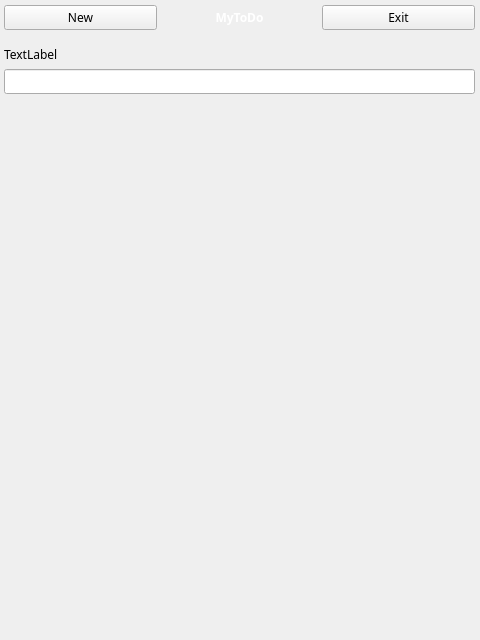
Before: the Qt Designer form src/MyToDo.ui in github1978/BeeTodo, drawn with Qt 5.
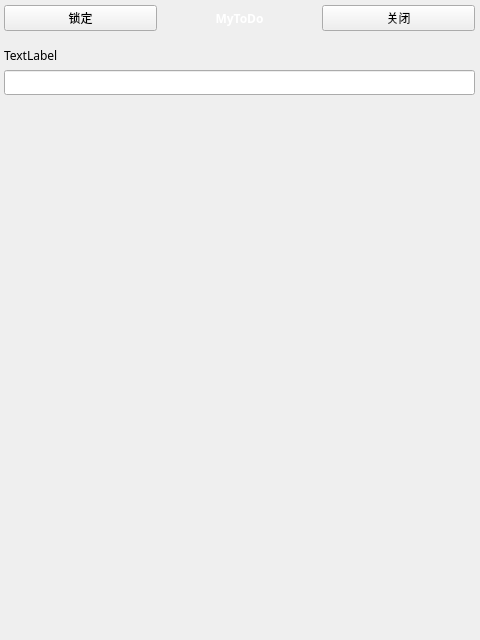
After: the same form once the commit is applied.

Commit message: 增加锁定位置功能

The edit to the form file:
```diff
--- a/src/MyToDo.ui
+++ b/src/MyToDo.ui
@@ -61,7 +61,7 @@
        <item>
         <widget class="QPushButton" name="NewBtn">
          <property name="text">
-          <string>New</string>
+          <string>锁定</string>
          </property>
         </widget>
        </item>
@@ -82,7 +82,7 @@
        <item>
         <widget class="QPushButton" name="ExitBtn">
          <property name="text">
-          <string>Exit</string>
+          <string>关闭</string>
          </property>
         </widget>
        </item>
```
Left out of the diff: 2 changed lines with no effect on the pictures. The commit also changes 3 other files.
